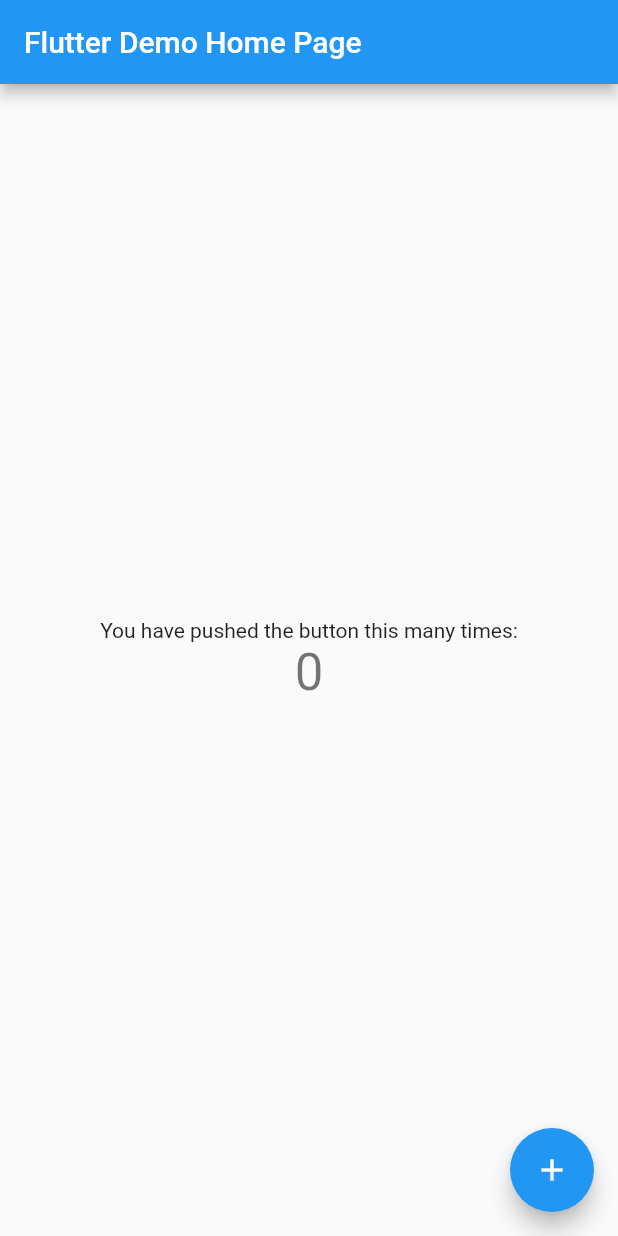
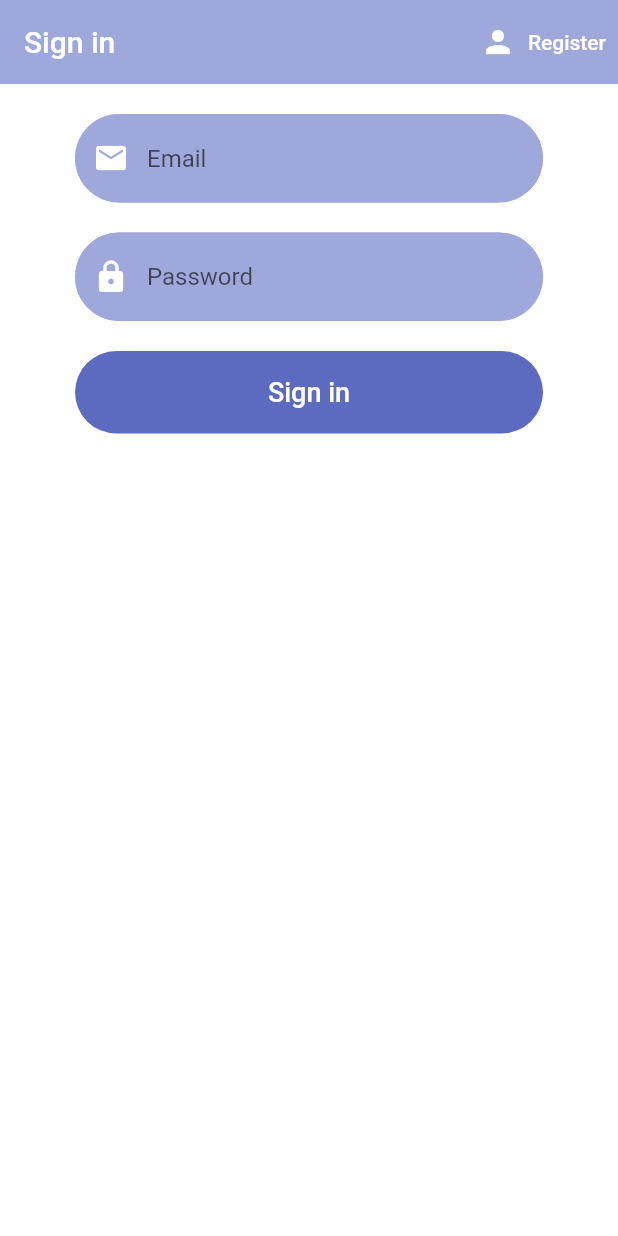
Before and after one commit to ghaidaajahjah/FYP_StudentAdvising, a Flutter app: the screen it shows after launch, on a phone screen of 412 x 824 dp. Run offline on Flutter 3.47's test engine with Material 2 defaults, Android fonts, the phone set to English and light mode, and no system bars; our stand-ins replace firebase_auth, firebase_core, flutter_spinkit; accounts and stored records are empty.

Commit message:
Authenticate

```diff
--- a/lib/main.dart
+++ b/lib/main.dart
@@ -1,5 +1,10 @@
+import 'package:firebase_auth/firebase_auth.dart';
 import 'package:firebase_core/firebase_core.dart';
 import 'package:flutter/material.dart';
+import 'package:provider/provider.dart';
+import 'package:student_advising_app/models/user.dart';
+import 'package:student_advising_app/screens/wrapper.dart';
+import 'package:student_advising_app/services/auth.dart';
 
 void main() async {
   WidgetsFlutterBinding.ensureInitialized();
@@ -13,106 +18,12 @@
   // This widget is the root of your application.
   @override
   Widget build(BuildContext context) {
-    return MaterialApp(
-      title: 'Flutter Demo',
-      theme: ThemeData(
-        // This is the theme of your application.
-        //
-        // Try running your application with "flutter run". You'll see the
-        // application has a blue toolbar. Then, without quitting the app, try
-        // changing the primarySwatch below to Colors.green and then invoke
-        // "hot reload" (press "r" in the console where you ran "flutter run",
-        // or simply save your changes to "hot reload" in a Flutter IDE).
-        // Notice that the counter didn't reset back to zero; the application
-        // is not restarted.
-        primarySwatch: Colors.blue,
+    return StreamProvider<MyUser?>.value(
+      initialData: null,
+      value: AuthService().user,
+      child: MaterialApp(
+        home: Wrapper(),
       ),
-      home: const MyHomePage(title: 'Flutter Demo Home Page'),
     );
   }
 }
-
-class MyHomePage extends StatefulWidget {
-  const MyHomePage({super.key, required this.title});
-
-  // This widget is the home page of your application. It is stateful, meaning
-  // that it has a State object (defined below) that contains fields that affect
-  // how it looks.
-
-  // This class is the configuration for the state. It holds the values (in this
-  // case the title) provided by the parent (in this case the App widget) and
-  // used by the build method of the State. Fields in a Widget subclass are
-  // always marked "final".
-
-  final String title;
-
-  @override
-  State<MyHomePage> createState() => _MyHomePageState();
-}
-
-class _MyHomePageState extends State<MyHomePage> {
-  int _counter = 0;
-
-  void _incrementCounter() {
-    setState(() {
-      // This call to setState tells the Flutter framework that something has
-      // changed in this State, which causes it to rerun the build method below
-      // so that the display can reflect the updated values. If we changed
-      // _counter without calling setState(), then the build method would not be
-      // called again, and so nothing would appear to happen.
-      _counter++;
-    });
-  }
-
-  @override
-  Widget build(BuildContext context) {
-    // This method is rerun every time setState is called, for instance as done
-    // by the _incrementCounter method above.
-    //
-    // The Flutter framework has been optimized to make rerunning build methods
-    // fast, so that you can just rebuild anything that needs updating rather
-    // than having to individually change instances of widgets.
-    return Scaffold(
-      appBar: AppBar(
-        // Here we take the value from the MyHomePage object that was created by
-        // the App.build method, and use it to set our appbar title.
-        title: Text(widget.title),
-      ),
-      body: Center(
-        // Center is a layout widget. It takes a single child and positions it
-        // in the middle of the parent.
-        child: Column(
-          // Column is also a layout widget. It takes a list of children and
-          // arranges them vertically. By default, it sizes itself to fit its
-          // children horizontally, and tries to be as tall as its parent.
-          //
-          // Invoke "debug painting" (press "p" in the console, choose the
-          // "Toggle Debug Paint" action from the Flutter Inspector in Android
-          // Studio, or the "Toggle Debug Paint" command in Visual Studio Code)
-          // to see the wireframe for each widget.
-          //
-          // Column has various properties to control how it sizes itself and
-          // how it positions its children. Here we use mainAxisAlignment to
-          // center the children vertically; the main axis here is the vertical
-          // axis because Columns are vertical (the cross axis would be
-          // horizontal).
-          mainAxisAlignment: MainAxisAlignment.center,
-          children: <Widget>[
-            const Text(
-              'You have pushed the button this many times:',
-            ),
-            Text(
-              '$_counter',
-              style: Theme.of(context).textTheme.headline4,
-            ),
-          ],
-        ),
-      ),
-      floatingActionButton: FloatingActionButton(
-        onPressed: _incrementCounter,
-        tooltip: 'Increment',
-        child: const Icon(Icons.add),
-      ), // This trailing comma makes auto-formatting nicer for build methods.
-    );
-  }
-}
--- /dev/null
+++ b/lib/models/user.dart
@@ -0,0 +1,4 @@
+class MyUser {
+  final String? email;
+  MyUser({required this.email});
+}
--- /dev/null
+++ b/lib/screens/authenticate/authenticate.dart
@@ -0,0 +1,26 @@
+import 'package:flutter/material.dart';
+import 'package:student_advising_app/screens/authenticate/register.dart';
+import 'package:student_advising_app/screens/authenticate/sign_in.dart';
+
+class Authenticate extends StatefulWidget {
+  const Authenticate({super.key});
+
+  @override
+  State<Authenticate> createState() => _AuthenticateState();
+}
+
+class _AuthenticateState extends State<Authenticate> {
+  bool ShowSignIn = true;
+  void toggleView() {
+    setState(() => ShowSignIn = !ShowSignIn);
+  }
+
+  @override
+  Widget build(BuildContext context) {
+    if (ShowSignIn) {
+      return SignIn(toggleView: toggleView);
+    } else {
+      return Register(toggleView: toggleView);
+    }
+  }
+}
--- /dev/null
+++ b/lib/screens/authenticate/sign_in.dart
@@ -0,0 +1,126 @@
+import 'package:flutter/material.dart';
+import 'package:student_advising_app/services/auth.dart';
+import '../../shared/constants.dart';
+import '../../shared/loading.dart';
+
+class SignIn extends StatefulWidget {
+  final Function toggleView;
+  SignIn({required this.toggleView});
+  @override
+  State<SignIn> createState() => _SignInState();
+}
+
+class _SignInState extends State<SignIn> {
+  final AuthService _authService = AuthService();
+  final _formKey = GlobalKey<FormState>();
+  bool loading = false;
+
+  String email = '';
+  String password = '';
+  String error = '';
+  @override
+  Widget build(BuildContext context) {
+    return loading
+        ? Loading()
+        : Scaffold(
+            backgroundColor: Colors.white,
+            appBar: AppBar(
+              backgroundColor: Colors.indigo[200],
+              elevation: 0.0,
+              title: Text(
+                "Sign in",
+                style: TextStyle(color: Colors.white),
+              ),
+              actions: <Widget>[
+                TextButton.icon(
+                  onPressed: () {
+                    widget.toggleView();
+                  },
+                  icon: Icon(Icons.person),
+                  label: Text('Register'),
+                  style: TextButton.styleFrom(foregroundColor: Colors.white),
+                )
+              ],
+            ),
+            body: Container(
+              padding: EdgeInsets.symmetric(vertical: 20, horizontal: 50),
+              child: Form(
+                key: _formKey,
+                child: Column(
+                    crossAxisAlignment: CrossAxisAlignment.stretch,
+                    children: <Widget>[
+                      TextFormField(
+                        validator: (value) =>
+                            value!.isEmpty ? 'Enter an email please' : null,
+                        onChanged: (val) {
+                          setState(() {
+                            email = val;
+                          });
+                        },
+                        decoration: textInputDecoration.copyWith(
+                          hintText: 'Email',
+                          prefixIcon: Icon(
+                            Icons.email,
+                            color: Colors.white,
+                          ),
+                        ),
+                      ),
+                      SizedBox(height: 20),
+                      TextFormField(
+                        validator: (value) => value!.length < 6
+                            ? ' The password should be at least 6 characters '
+                            : null,
+                        onChanged: (val) {
+                          setState(() {
+                            password = val;
+                          });
+                        },
+                        obscureText: true,
+                        decoration: textInputDecoration.copyWith(
+                            hintText: 'Password',
+                            prefixIcon: Icon(
+                              Icons.lock,
+                              color: Colors.white,
+                            )),
+                      ),
+                      SizedBox(height: 20),
+                      TextButton(
+                        onPressed: () async {
+                          if (_formKey.currentState!.validate()) {
+                            setState(() => loading = true);
+                            dynamic result = await _authService
+                                .signInWithEmailAndPassword(email, password);
+
+                            if (result == null) {
+                              setState(() {
+                                error =
+                                    'Could not sign in. Please enter valid credentials';
+                                loading = false;
+                              });
+                              print(error);
+                            }
+                          }
+                        },
+                        child: Text(
+                          'Sign in',
+                          style: TextStyle(fontSize: 18),
+                        ),
+                        style: TextButton.styleFrom(
+                            padding: EdgeInsets.all(17),
+                            backgroundColor: Colors.indigo[400],
+                            foregroundColor: Colors.white,
+                            shape: RoundedRectangleBorder(
+                              borderRadius: BorderRadius.circular(30),
+                            )),
+                      ),
+                      SizedBox(height: 12),
+                      Text(
+                        error,
+                        style: TextStyle(color: Colors.red, fontSize: 14),
+                      )
+                    ]),
+              ),
+            ),
+          );
+  }
+}
--- /dev/null
+++ b/lib/screens/wrapper.dart
@@ -0,0 +1,21 @@
+import 'package:flutter/material.dart';
+import 'package:provider/provider.dart';
+import 'package:student_advising_app/models/user.dart';
+import 'package:student_advising_app/screens/authenticate/authenticate.dart';
+import 'package:student_advising_app/screens/home/home.dart';
+
+class Wrapper extends StatelessWidget {
+  const Wrapper({super.key});
+
+  @override
+  Widget build(BuildContext context) {
+    final user = Provider.of<MyUser?>(context);
+
+    //return either authenticate or home widget
+    if (user == null) {
+      return Authenticate();
+    } else {
+      return Home();
+    }
+  }
+}
--- /dev/null
+++ b/lib/shared/constants.dart
@@ -0,0 +1,16 @@
+import 'package:flutter/material.dart';
+
+dynamic textInputDecoration = InputDecoration(
+  contentPadding: EdgeInsets.symmetric(vertical: 20.0),
+  enabledBorder: OutlineInputBorder(
+      borderRadius: BorderRadius.circular(30),
+      borderSide: BorderSide(color: Colors.indigo.shade200, width: 2)),
+  focusedBorder: OutlineInputBorder(
+      borderRadius: BorderRadius.circular(30),
+      borderSide: BorderSide(
+        color: Colors.indigo.shade400,
+        width: 2,
+      )),
+  fillColor: Colors.indigo[200],
+  filled: true,
+);
--- a/pubspec.yaml
+++ b/pubspec.yaml
@@ -39,6 +39,8 @@
   firebase_auth: ^4.1.1
   cloud_firestore: ^4.0.4
   firebase_core: ^2.1.1
+  provider: ^6.0.4
+  flutter_spinkit: ^5.1.0
 
 dev_dependencies:
   flutter_test:
```
Also changed, not shown: lib/screens/authenticate/register.dart (added, +128 -0 lines), lib/screens/home/home.dart (added, +30 -0 lines), lib/services/auth.dart (added, +57 -0 lines), lib/shared/loading.dart (added, +18 -0 lines), pubspec.lock.
